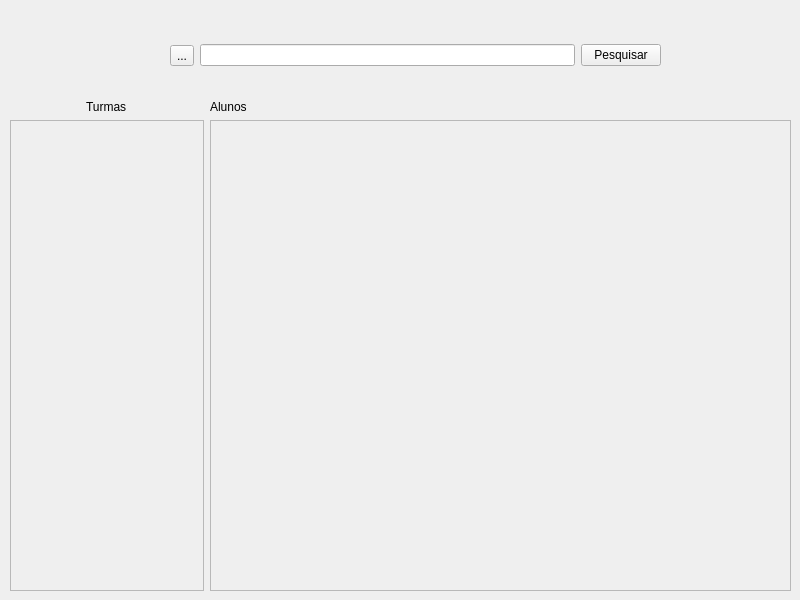
Old version of the form App/view/ui/home.ui in the repository Senac-SOR-ADS/Gerenciamento-Escolar.
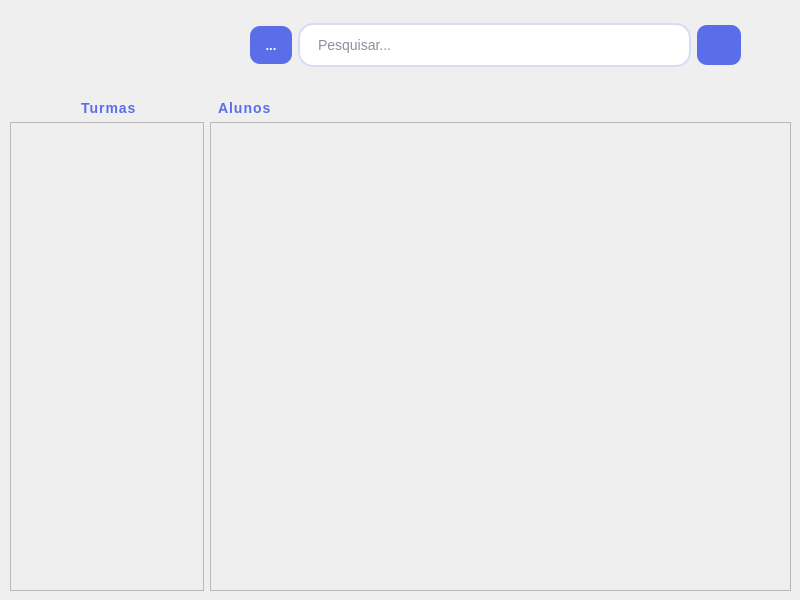
New version of the form. Icons and pictures are not drawn.

Commit message: home ui style

```diff
--- a/App/view/ui/home.ui
+++ b/App/view/ui/home.ui
@@ -25,6 +25,80 @@
   <property name="windowTitle">
    <string>MainWindow</string>
   </property>
+  <property name="styleSheet">
+   <string notr="true">QLineEdit {
+    background-color: #FFFFFF;
+    color: #1E1E3A;
+    border: 1.8px solid #D6DCF5;
+    border-radius: 15px;
+    padding: 11px 16px;
+    font-size: 14px;
+    font-family: 'Segoe UI', 'SF Pro Text', sans-serif;
+    selection-background-color: #A8B8FF;
+    selection-color: #1E1E3A;
+}
+
+QLineEdit:hover {
+    border: 1.5px solid #A8B5E8;
+    background-color: #FAFBFF;
+}
+
+QPushButton {
+    background-color: #5B6EE9;
+    color: #FFFFFF;
+    border: none;
+    border-radius: 10px;
+    padding: 12px 12px;
+    font-size: 13px;
+    font-weight: 750;
+    font-family: 'Segoe UI', 'SF Pro Text', sans-serif;
+
+}
+
+QPushButton:hover {
+    background-color: #4A5DD6;
+}
+
+QToolButton {
+	background-color: #5B6EE9;
+    color: #FFFFFF;
+    border: none;
+    border-radius: 10px;
+    padding: 10px 10px;
+    font-size: 13px;
+    font-weight: 750;
+    font-family: 'Segoe UI', 'SF Pro Text', sans-serif;
+}
+
+QToolButton:hover {
+    background-color: #4A5DD6;
+}
+
+QSrollArea {
+	border: 10px;
+}
+
+QLabel {
+	font-size: 14px;
+    font-family: 'Segoe UI', 'SF Pro Text', sans-serif;
+	font-weight: 600;
+    letter-spacing: 1px;
+    padding-left: 4px;
+	color: #5B6EE9;
+}
+
+/*teste*/
+QScrollBar::handle:vertical {
+    background: white;
+    min-height: 20px;
+}
+QScrollBar::up-arrow:vertical, QScrollBar::down-arrow:vertical {
+    border: 2px solid #4A5DD6;
+    width: 3px;
+    height: 3px;
+    background: white;
+}</string>
+  </property>
   <widget class="QWidget" name="centralwidget">
    <widget class="QWidget" name="layoutWidget">
     <property name="geometry">
@@ -56,7 +130,7 @@
             <x>0</x>
             <y>0</y>
             <width>189</width>
-            <height>466</height>
+            <height>460</height>
            </rect>
           </property>
           <layout class="QVBoxLayout" name="verticalLayout_6"/>
@@ -85,7 +159,7 @@
             <x>0</x>
             <y>0</y>
             <width>576</width>
-            <height>466</height>
+            <height>460</height>
            </rect>
           </property>
           <layout class="QVBoxLayout" name="verticalLayout_7"/>
@@ -99,8 +173,8 @@
    <widget class="QWidget" name="layoutWidget_2">
     <property name="geometry">
      <rect>
-      <x>170</x>
-      <y>30</y>
+      <x>250</x>
+      <y>20</y>
       <width>491</width>
       <height>51</height>
      </rect>
@@ -114,12 +188,35 @@
       </widget>
      </item>
      <item>
-      <widget class="QLineEdit" name="barPesquisa"/>
+      <widget class="QLineEdit" name="barPesquisa">
+       <property name="placeholderText">
+        <string>Pesquisar...</string>
+       </property>
+      </widget>
      </item>
      <item>
       <widget class="QPushButton" name="btnPesquisa">
-       <property name="text">
-        <string>Pesquisar</string>
+       <property name="minimumSize">
+        <size>
+         <width>44</width>
+         <height>40</height>
+        </size>
+       </property>
+       <property name="maximumSize">
+        <size>
+         <width>44</width>
+         <height>40</height>
+        </size>
+       </property>
+       <property name="icon">
+        <iconset>
+         <normaloff>imagens/lupa.png</normaloff>imagens/lupa.png</iconset>
+       </property>
+       <property name="iconSize">
+        <size>
+         <width>20</width>
+         <height>20</height>
+        </size>
        </property>
       </widget>
      </item>
```
The commit also changes 1 other file.
